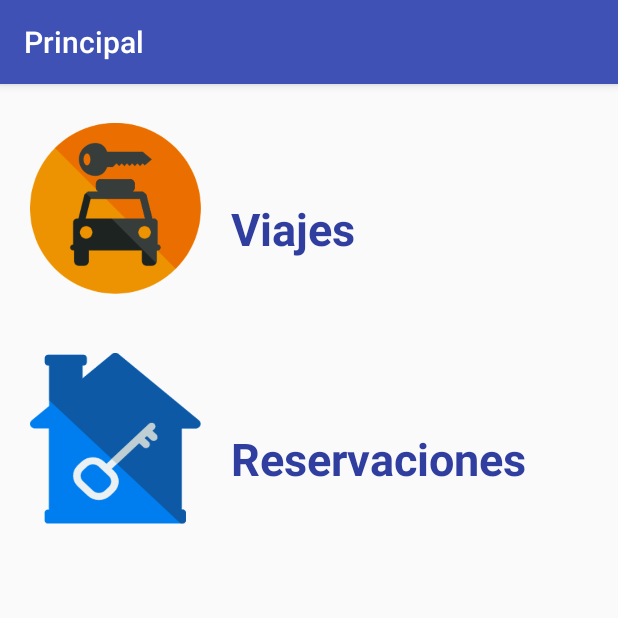
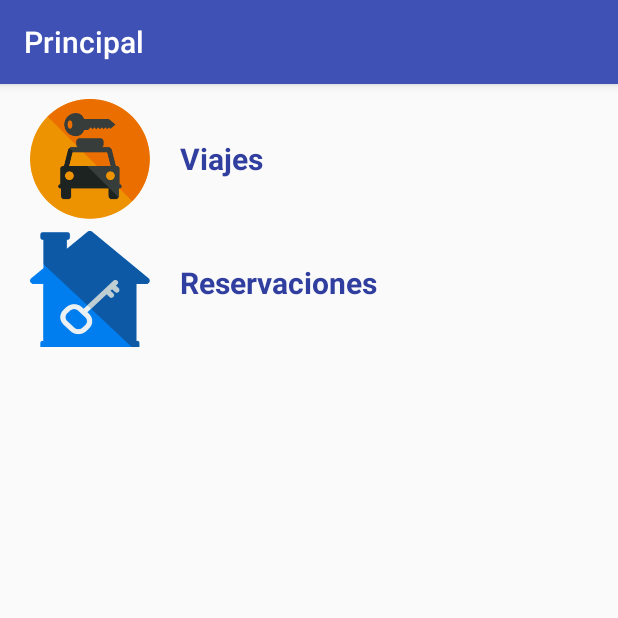
Before and after one commit to aguilaj10/MBNMovil, an Android app: the HomeActivity screen opened directly, with no data from a screen before it, on a phone screen of 412 x 824 dp, the top half of it. Run offline under Robolectric (Android 15) with nearby library versions, the light colour scheme and no system bars; our stand-ins replace ButterKnife.

Commit message:
Agregar layout para reservaciones y layout para viajes, ademas de ligar los botones del menu con las vistas creadas. Se modifico el layout home

```diff
--- a/app/src/main/java/com/mbn/movil/view/impl/HomeActivity.java
+++ b/app/src/main/java/com/mbn/movil/view/impl/HomeActivity.java
@@ -1,15 +1,36 @@
 package com.mbn.movil.view.impl;
 
+import android.content.Intent;
 import android.support.v7.app.AppCompatActivity;
 import android.os.Bundle;
+import android.util.Log;
+import android.view.View;
 
+import butterknife.ButterKnife;
+import butterknife.OnClick;
 import com.mbn.movil.R;
 
 public class HomeActivity extends AppCompatActivity {
+    public static final String TAG = HomeActivity.class.getSimpleName();
 
     @Override
     protected void onCreate(Bundle savedInstanceState) {
         super.onCreate(savedInstanceState);
         setContentView(R.layout.activity_home);
+        ButterKnife.bind(this);
+    }
+
+    @OnClick (R.id.imageButtonReservaciones)
+    public void mostrarLayoutReservaciones(View btn) {
+        Log.d(TAG, "Mostrar pantalla para reservaciones.");
+        Intent intentoMostrarReservaciones = new Intent(this,ReservacionesActivity.class);
+        startActivity(intentoMostrarReservaciones);
+    }
+
+    @OnClick (R.id.imageButtonViajes)
+    public  void  mostrarLayoutViajes(){
+        Log.d(TAG, "Mostrar pantalla viajes.");
+        Intent intentoMostrarViajes = new Intent(this,ViajesActivity.class);
+        startActivity(intentoMostrarViajes);
     }
 }
--- a/app/src/main/res/layout/activity_home.xml
+++ b/app/src/main/res/layout/activity_home.xml
@@ -4,22 +4,32 @@
     xmlns:tools="http://schemas.android.com/tools"
     android:layout_width="match_parent"
     android:layout_height="match_parent"
-    android:layout_marginBottom="100dp"
-    android:layout_marginTop="16dp"
+    android:layout_marginBottom="10dp"
+    android:layout_marginTop="10dp"
     android:orientation="vertical"
     tools:context="com.mbn.movil.view.impl.HomeActivity">
 
+    <ScrollView
+        android:layout_width="match_parent"
+        android:layout_height="match_parent">
+
+
         <LinearLayout
             android:layout_width="match_parent"
-        android:layout_height="153dp"
-        android:orientation="horizontal">
+            android:layout_height="match_parent"
+            android:orientation="vertical">
+
+            <LinearLayout
+                android:layout_width="match_parent"
+                android:layout_height="wrap_content"
+                android:orientation="horizontal"
+                android:gravity="center_vertical">
 
                 <ImageButton
                     android:id="@+id/imageButtonViajes"
                     style="@style/imageButtonHomeLayout"
-            android:layout_width="114dp"
-            android:layout_height="114dp"
-            android:layout_marginTop="10dp"
+                    android:layout_width="80dp"
+                    android:layout_height="80dp"
                     android:background="@drawable/viajes1"
                     android:scaleType="centerCrop" />
 
@@ -27,41 +37,41 @@
                     android:id="@+id/textView"
                     android:layout_width="match_parent"
                     android:layout_height="wrap_content"
-            android:layout_marginTop="60dp"
                     android:layout_weight="1"
                     android:text="@string/viajes"
                     android:textColor="#303F9F"
-            android:textSize="30sp"
-            android:textStyle="bold"/>
+                    android:textSize="20sp"
+                    android:textStyle="bold" />
 
             </LinearLayout>
 
             <LinearLayout
                 android:layout_width="match_parent"
-        android:layout_height="153dp"
-        android:orientation="horizontal">
+                android:layout_height="wrap_content"
+                android:orientation="horizontal"
+                android:gravity="center_vertical">
 
                 <ImageButton
                     android:id="@+id/imageButtonReservaciones"
                     style="@style/imageButtonHomeLayout"
-            android:layout_width="114dp"
-            android:layout_height="114dp"
-            android:layout_marginBottom="20dp"
-            android:layout_marginTop="10dp"
+                    android:layout_width="80dp"
+                    android:layout_height="80dp"
+                    android:layout_marginTop="5dp"
                     android:background="@drawable/reservaciones1"
                     android:scaleType="centerCrop" />
 
                 <TextView
                     android:id="@+id/textView2"
-            android:layout_width="0dp"
+                    android:layout_width="match_parent"
                     android:layout_height="wrap_content"
-            android:layout_marginTop="60dp"
                     android:layout_weight="1"
                     android:text="@string/reservaciones"
                     android:textColor="#303F9F"
-            android:textSize="30sp"
+                    android:textSize="20sp"
                     android:textStyle="bold" />
 
             </LinearLayout>
+        </LinearLayout>
+    </ScrollView>
 
 </LinearLayout>
```
Also changed, not shown: app/src/main/AndroidManifest.xml (+6 -2 lines), app/src/main/java/com/mbn/movil/view/impl/ReservacionesActivity.java (added, +15 -0 lines), app/src/main/java/com/mbn/movil/view/impl/ViajesActivity.java (added, +15 -0 lines), app/src/main/res/layout/activity_reservaciones.xml (added, +9 -0 lines), app/src/main/res/layout/activity_viajes.xml (added, +9 -0 lines). Lines whose indentation alone changed are shown as unchanged.
